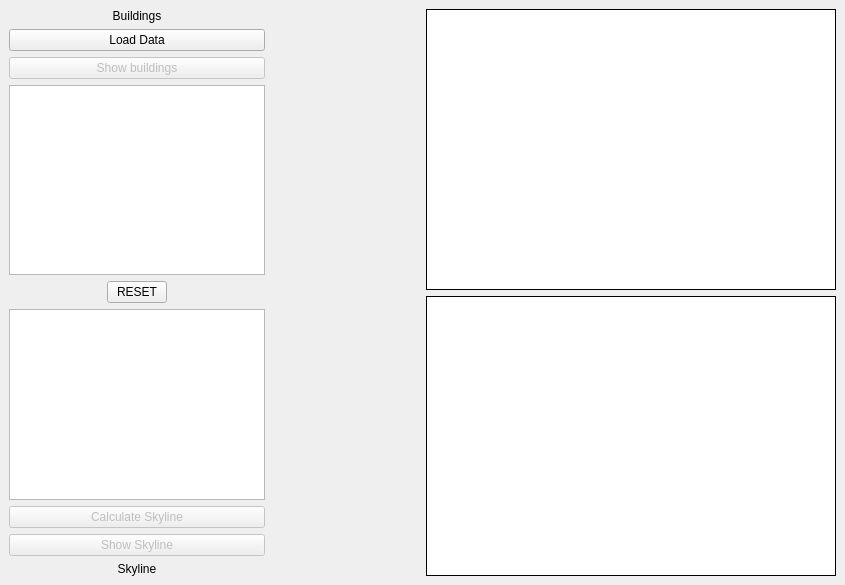
Above: TheSkylineProblem/mainwindow.ui from nemanja-rsumovic/The-Skyline-Problem before the change. Below: the same form after it.
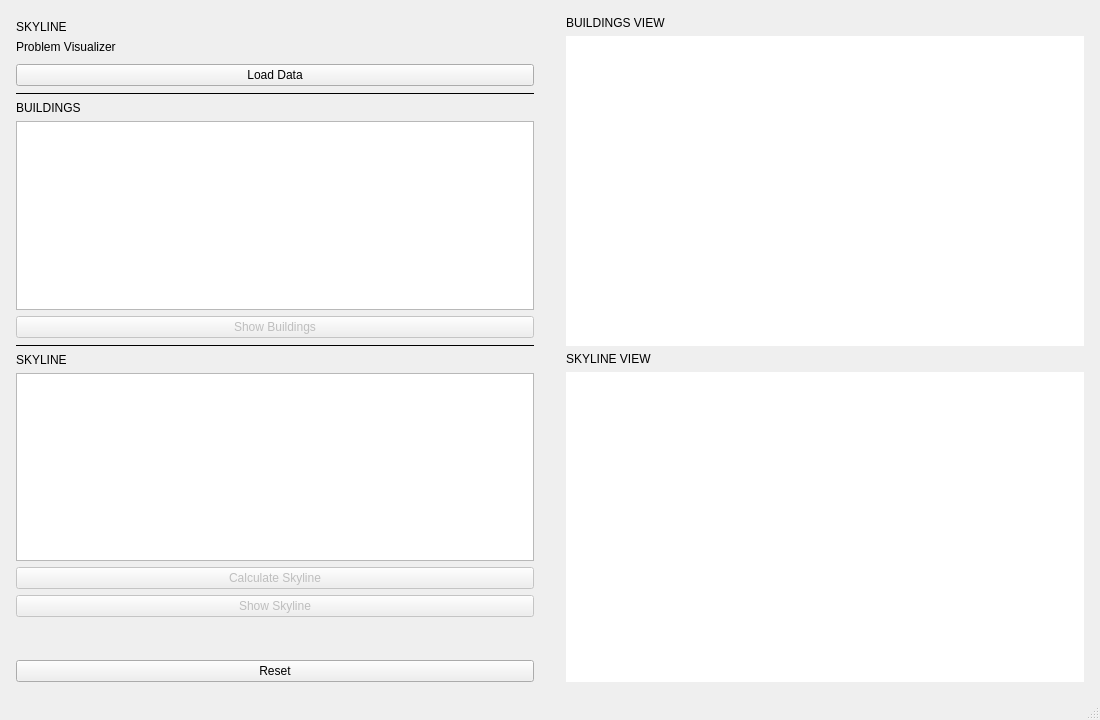
That is the form after the change.

Commit message: UI redesign (dark theme and skyline visuals)

The edit to the form file:
```diff
--- a/TheSkylineProblem/mainwindow.ui
+++ b/TheSkylineProblem/mainwindow.ui
@@ -6,34 +6,87 @@
    <rect>
     <x>0</x>
     <y>0</y>
-    <width>845</width>
-    <height>585</height>
+    <width>1100</width>
+    <height>720</height>
    </rect>
   </property>
   <property name="windowTitle">
    <string>The Skyline Problem</string>
   </property>
   <widget class="QWidget" name="centralwidget">
-   <layout class="QHBoxLayout" name="horizontalLayout_2">
-    <item>
-     <layout class="QHBoxLayout" name="horizontalLayout">
-      <item>
-       <layout class="QHBoxLayout" name="horizontalLayout_3">
-        <item>
-         <layout class="QVBoxLayout" name="verticalLayout_2">
+   <layout class="QHBoxLayout" name="mainHLayout">
+    <property name="spacing">
+     <number>0</number>
+    </property>
+    <property name="leftMargin">
+     <number>0</number>
+    </property>
+    <property name="topMargin">
+     <number>0</number>
+    </property>
           <property name="rightMargin">
            <number>0</number>
           </property>
+    <property name="bottomMargin">
+     <number>0</number>
+    </property>
           <item>
-           <widget class="QLabel" name="label_2">
+     <widget class="QFrame" name="sidePanel">
+      <property name="minimumWidth">
+       <number>230</number>
+      </property>
+      <property name="maximumWidth">
+       <number>230</number>
+      </property>
+      <property name="frameShape">
+       <enum>QFrame::NoFrame</enum>
+      </property>
+      <property name="frameShadow">
+       <enum>QFrame::Plain</enum>
+      </property>
+      <layout class="QVBoxLayout" name="sideVLayout">
+       <property name="spacing">
+        <number>6</number>
+       </property>
+       <property name="leftMargin">
+        <number>16</number>
+       </property>
+       <property name="topMargin">
+        <number>20</number>
+       </property>
+       <property name="rightMargin">
+        <number>16</number>
+       </property>
+       <property name="bottomMargin">
+        <number>16</number>
+       </property>
+       <item>
+        <widget class="QLabel" name="appTitle">
             <property name="text">
-             <string>Buildings</string>
-            </property>
-            <property name="alignment">
-             <set>Qt::AlignCenter</set>
+          <string>SKYLINE</string>
+         </property>
+        </widget>
+       </item>
+       <item>
+        <widget class="QLabel" name="appSubtitle">
+         <property name="text">
+          <string>Problem Visualizer</string>
             </property>
            </widget>
           </item>
+       <item>
+        <spacer name="headerSpacer">
+         <property name="orientation">
+          <enum>Qt::Vertical</enum>
+         </property>
+         <property name="sizeHint" stdset="0">
+          <size>
+           <width>20</width>
+           <height>8</height>
+          </size>
+         </property>
+        </spacer>
+       </item>
           <item>
            <widget class="QPushButton" name="pb_loadData">
             <property name="text">
@@ -42,12 +95,19 @@
            </widget>
           </item>
           <item>
-           <widget class="QPushButton" name="pb_showBuildings">
-            <property name="enabled">
-             <bool>false</bool>
-            </property>
+        <widget class="QFrame" name="sep1">
+         <property name="frameShape">
+          <enum>QFrame::HLine</enum>
+         </property>
+         <property name="frameShadow">
+          <enum>QFrame::Plain</enum>
+         </property>
+        </widget>
+       </item>
+       <item>
+        <widget class="QLabel" name="lbl_buildings">
             <property name="text">
-             <string>Show buildings</string>
+          <string>BUILDINGS</string>
             </property>
            </widget>
           </item>
@@ -59,30 +119,31 @@
            </widget>
           </item>
           <item>
-           <layout class="QHBoxLayout" name="horizontalLayout_4">
-            <item>
-             <widget class="QPushButton" name="pb_reset">
-              <property name="sizePolicy">
-               <sizepolicy hsizetype="Minimum" vsizetype="Fixed">
-                <horstretch>0</horstretch>
-                <verstretch>0</verstretch>
-               </sizepolicy>
-              </property>
-              <property name="maximumSize">
-               <size>
-                <width>60</width>
-                <height>30</height>
-               </size>
-              </property>
-              <property name="text">
-               <string>RESET</string>
-              </property>
-              <property name="flat">
+        <widget class="QPushButton" name="pb_showBuildings">
+         <property name="enabled">
                <bool>false</bool>
               </property>
-             </widget>
-            </item>
-           </layout>
+         <property name="text">
+          <string>Show Buildings</string>
+         </property>
+        </widget>
+       </item>
+       <item>
+        <widget class="QFrame" name="sep2">
+         <property name="frameShape">
+          <enum>QFrame::HLine</enum>
+         </property>
+         <property name="frameShadow">
+          <enum>QFrame::Plain</enum>
+         </property>
+        </widget>
+       </item>
+       <item>
+        <widget class="QLabel" name="lbl_skyline">
+         <property name="text">
+          <string>SKYLINE</string>
+         </property>
+        </widget>
           </item>
           <item>
            <widget class="QTextEdit" name="te_skyline">
@@ -112,57 +173,85 @@
            </widget>
           </item>
           <item>
-           <widget class="QLabel" name="label">
-            <property name="text">
-             <string>Skyline</string>
-            </property>
-            <property name="alignment">
-             <set>Qt::AlignCenter</set>
-            </property>
-           </widget>
-          </item>
-         </layout>
-        </item>
-        <item>
-         <spacer name="horizontalSpacer">
+        <spacer name="bottomSpacer">
           <property name="orientation">
-           <enum>Qt::Horizontal</enum>
+          <enum>Qt::Vertical</enum>
           </property>
           <property name="sizeHint" stdset="0">
            <size>
-            <width>40</width>
-            <height>20</height>
+           <width>20</width>
+           <height>40</height>
            </size>
           </property>
          </spacer>
         </item>
-       </layout>
+       <item>
+        <widget class="QPushButton" name="pb_reset">
+         <property name="text">
+          <string>Reset</string>
+         </property>
+        </widget>
+       </item>
+      </layout>
+     </widget>
       </item>
       <item>
-       <layout class="QVBoxLayout" name="verticalLayout">
+     <layout class="QVBoxLayout" name="rightVLayout">
+      <property name="spacing">
+       <number>6</number>
+      </property>
+      <property name="leftMargin">
+       <number>16</number>
+      </property>
+      <property name="topMargin">
+       <number>16</number>
+      </property>
+      <property name="rightMargin">
+       <number>16</number>
+      </property>
+      <property name="bottomMargin">
+       <number>16</number>
+      </property>
+      <item>
+       <widget class="QLabel" name="lbl_buildingsView">
+        <property name="text">
+         <string>BUILDINGS VIEW</string>
+        </property>
+       </widget>
+      </item>
         <item>
          <widget class="QGraphicsView" name="graphicsView">
           <property name="sizePolicy">
            <sizepolicy hsizetype="Expanding" vsizetype="Expanding">
             <horstretch>0</horstretch>
-            <verstretch>0</verstretch>
-           </sizepolicy>
-          </property>
-          <property name="autoFillBackground">
-           <bool>false</bool>
-          </property>
+          <verstretch>1</verstretch>
+         </sizepolicy>
+        </property>
           <property name="frameShape">
-           <enum>QFrame::Box</enum>
+         <enum>QFrame::NoFrame</enum>
           </property>
           <property name="frameShadow">
            <enum>QFrame::Plain</enum>
           </property>
          </widget>
         </item>
+      <item>
+       <widget class="QLabel" name="lbl_skylineView">
+        <property name="text">
+         <string>SKYLINE VIEW</string>
+        </property>
+       </widget>
+      </item>
         <item>
          <widget class="QGraphicsView" name="graphicsView_2">
+        <property name="sizePolicy">
+         <sizepolicy hsizetype="Expanding" vsizetype="Expanding">
+          <horstretch>0</horstretch>
+          <verstretch>1</verstretch>
+         </sizepolicy>
+        </property>
           <property name="frameShape">
-           <enum>QFrame::Box</enum>
+         <enum>QFrame::NoFrame</enum>
           </property>
           <property name="frameShadow">
            <enum>QFrame::Plain</enum>
@@ -172,9 +261,8 @@
        </layout>
       </item>
      </layout>
-    </item>
-   </layout>
   </widget>
+  <widget class="QStatusBar" name="statusBar"/>
  </widget>
  <resources/>
  <connections/>
```
Left out of the diff: 6 changed lines with no effect on the pictures. Lines whose indentation alone changed are shown as unchanged. The commit also changes 2 other files.
